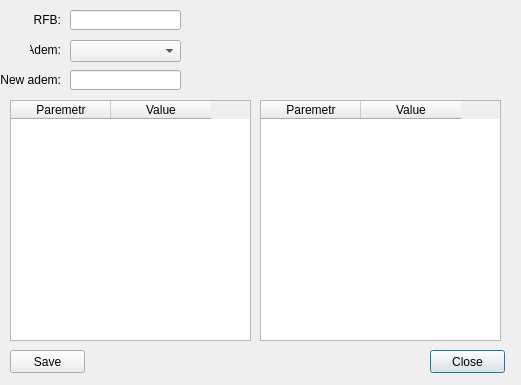
The window that Forms/RFBedit.ui (Dimagic/rfbcheck) describes before a commit, drawn with Qt 5.
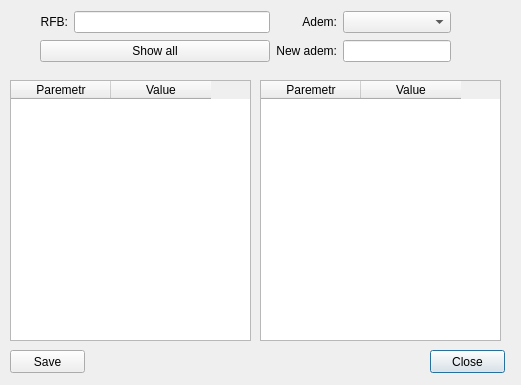
The same window after the commit. Icons and pictures are not drawn.

```diff
--- a/Forms/RFBedit.ui
+++ b/Forms/RFBedit.ui
@@ -24,9 +24,9 @@
    <property name="geometry">
     <rect>
      <x>10</x>
-     <y>100</y>
+     <y>80</y>
      <width>241</width>
-     <height>241</height>
+     <height>261</height>
     </rect>
    </property>
    <column>
@@ -52,58 +52,6 @@
     </property>
    </column>
   </widget>
-  <widget class="QLabel" name="label">
-   <property name="geometry">
-    <rect>
-     <x>30</x>
-     <y>10</y>
-     <width>31</width>
-     <height>20</height>
-    </rect>
-   </property>
-   <property name="text">
-    <string>RFB:</string>
-   </property>
-   <property name="alignment">
-    <set>Qt::AlignRight|Qt::AlignTrailing|Qt::AlignVCenter</set>
-   </property>
-  </widget>
-  <widget class="QLabel" name="label_2">
-   <property name="geometry">
-    <rect>
-     <x>30</x>
-     <y>40</y>
-     <width>31</width>
-     <height>20</height>
-    </rect>
-   </property>
-   <property name="text">
-    <string>Adem:</string>
-   </property>
-   <property name="alignment">
-    <set>Qt::AlignRight|Qt::AlignTrailing|Qt::AlignVCenter</set>
-   </property>
-  </widget>
-  <widget class="QComboBox" name="ademCombo">
-   <property name="geometry">
-    <rect>
-     <x>70</x>
-     <y>40</y>
-     <width>111</width>
-     <height>22</height>
-    </rect>
-   </property>
-  </widget>
-  <widget class="QLineEdit" name="rfbName">
-   <property name="geometry">
-    <rect>
-     <x>70</x>
-     <y>10</y>
-     <width>111</width>
-     <height>20</height>
-    </rect>
-   </property>
-  </widget>
   <widget class="QPushButton" name="closeBtn">
    <property name="geometry">
     <rect>
@@ -130,39 +78,13 @@
     <string>Save</string>
    </property>
   </widget>
-  <widget class="QLineEdit" name="newAdem">
-   <property name="geometry">
-    <rect>
-     <x>70</x>
-     <y>70</y>
-     <width>111</width>
-     <height>20</height>
-    </rect>
-   </property>
-  </widget>
-  <widget class="QLabel" name="label_3">
-   <property name="geometry">
-    <rect>
-     <x>0</x>
-     <y>70</y>
-     <width>61</width>
-     <height>20</height>
-    </rect>
-   </property>
-   <property name="text">
-    <string>New adem:</string>
-   </property>
-   <property name="alignment">
-    <set>Qt::AlignRight|Qt::AlignTrailing|Qt::AlignVCenter</set>
-   </property>
-  </widget>
   <widget class="QTableWidget" name="tableTestSettings">
    <property name="geometry">
     <rect>
      <x>260</x>
-     <y>100</y>
+     <y>80</y>
      <width>241</width>
-     <height>241</height>
+     <height>261</height>
     </rect>
    </property>
    <property name="sizePolicy">
@@ -194,6 +116,114 @@
     </property>
    </column>
   </widget>
+  <widget class="QWidget" name="">
+   <property name="geometry">
+    <rect>
+     <x>40</x>
+     <y>10</y>
+     <width>411</width>
+     <height>53</height>
+    </rect>
+   </property>
+   <layout class="QGridLayout" name="gridLayout">
+    <item row="0" column="0">
+     <layout class="QHBoxLayout" name="horizontalLayout">
+      <item>
+       <widget class="QLabel" name="label">
+        <property name="text">
+         <string>RFB:</string>
+        </property>
+        <property name="alignment">
+         <set>Qt::AlignRight|Qt::AlignTrailing|Qt::AlignVCenter</set>
+        </property>
+       </widget>
+      </item>
+      <item>
+       <widget class="QLineEdit" name="rfbName"/>
+      </item>
+     </layout>
+    </item>
+    <item row="0" column="1">
+     <layout class="QHBoxLayout" name="horizontalLayout_2">
+      <item>
+       <widget class="QLabel" name="label_2">
+        <property name="sizePolicy">
+         <sizepolicy hsizetype="Fixed" vsizetype="Fixed">
+          <horstretch>0</horstretch>
+          <verstretch>0</verstretch>
+         </sizepolicy>
+        </property>
+        <property name="text">
+         <string>        Adem:</string>
+        </property>
+        <property name="alignment">
+         <set>Qt::AlignRight|Qt::AlignTrailing|Qt::AlignVCenter</set>
+        </property>
+       </widget>
+      </item>
+      <item>
+       <widget class="QComboBox" name="ademCombo">
+        <property name="sizePolicy">
+         <sizepolicy hsizetype="Fixed" vsizetype="Fixed">
+          <horstretch>0</horstretch>
+          <verstretch>0</verstretch>
+         </sizepolicy>
+        </property>
+        <property name="maximumSize">
+         <size>
+          <width>133</width>
+          <height>16777215</height>
+         </size>
+        </property>
+       </widget>
+      </item>
+     </layout>
+    </item>
+    <item row="1" column="0">
+     <widget class="QPushButton" name="showAllBtn">
+      <property name="text">
+       <string>Show all</string>
+      </property>
+     </widget>
+    </item>
+    <item row="1" column="1">
+     <layout class="QHBoxLayout" name="horizontalLayout_3">
+      <item>
+       <widget class="QLabel" name="label_3">
+        <property name="text">
+         <string>New adem:</string>
+        </property>
+        <property name="alignment">
+         <set>Qt::AlignRight|Qt::AlignTrailing|Qt::AlignVCenter</set>
+        </property>
+       </widget>
+      </item>
+      <item>
+       <widget class="QLineEdit" name="newAdem">
+        <property name="sizePolicy">
+         <sizepolicy hsizetype="Fixed" vsizetype="Fixed">
+          <horstretch>0</horstretch>
+          <verstretch>0</verstretch>
+         </sizepolicy>
+        </property>
+       </widget>
+      </item>
+     </layout>
+    </item>
+   </layout>
+  </widget>
+  <zorder>tableAtrSettings</zorder>
+  <zorder>label</zorder>
+  <zorder>label_2</zorder>
+  <zorder>ademCombo</zorder>
+  <zorder>rfbName</zorder>
+  <zorder>closeBtn</zorder>
+  <zorder>saveBtn</zorder>
+  <zorder>newAdem</zorder>
+  <zorder>label_3</zorder>
+  <zorder>tableTestSettings</zorder>
+  <zorder>showAllBtn</zorder>
+  <zorder>newAdem</zorder>
  </widget>
  <resources/>
  <connections/>
```
